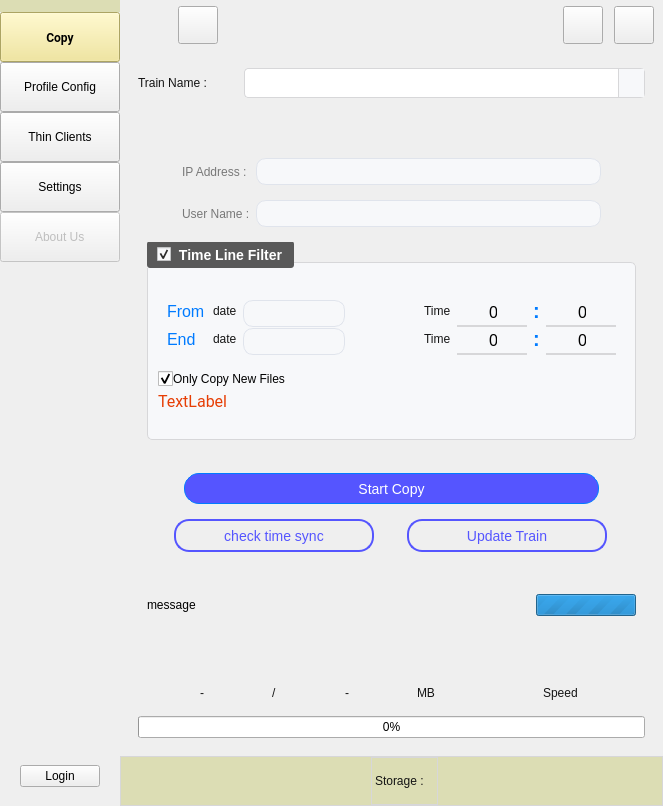
This is UIFiles/mainUI.ui in amirhossein-mlkz/railProject_imageCopy as Qt 5 draws it before an edit. The edited form follows.
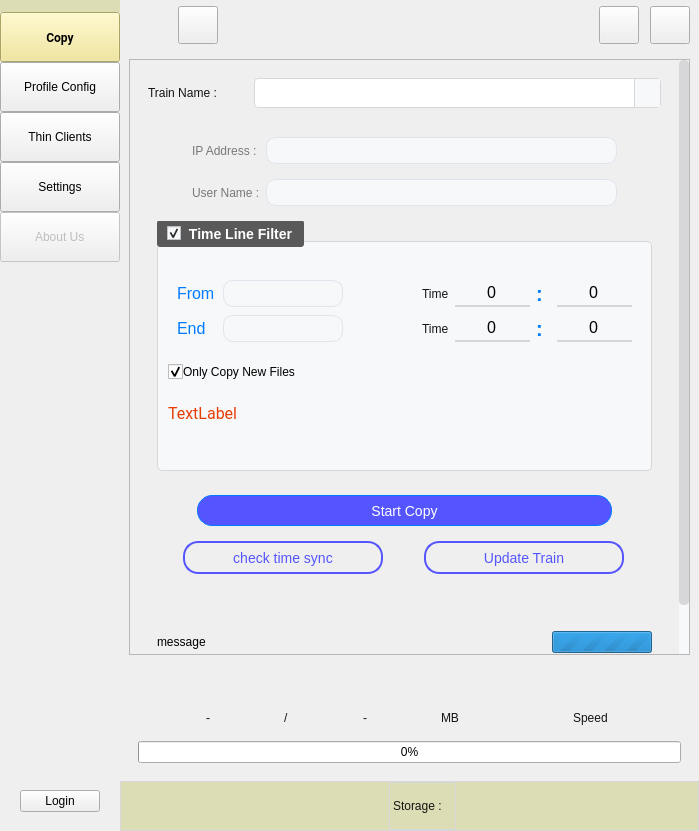
This is the edited form. Icons and pictures are not drawn. Custom widgets are drawn as their Qt base class.

Patch:
```diff
--- a/UIFiles/mainUI.ui
+++ b/UIFiles/mainUI.ui
@@ -9,8 +9,8 @@
    <rect>
     <x>0</x>
     <y>0</y>
-    <width>617</width>
-    <height>806</height>
+    <width>699</width>
+    <height>831</height>
    </rect>
   </property>
   <property name="sizePolicy">
@@ -27,7 +27,7 @@
   </property>
   <property name="maximumSize">
    <size>
-    <width>617</width>
+    <width>700</width>
     <height>16777215</height>
    </size>
   </property>
@@ -1437,6 +1437,27 @@
             <widget class="QWidget" name="copy">
              <layout class="QVBoxLayout" name="verticalLayout_2">
               <item>
+               <widget class="QScrollArea" name="scrollArea_2">
+                <property name="horizontalScrollBarPolicy">
+                 <enum>Qt::ScrollBarPolicy::ScrollBarAlwaysOff</enum>
+                </property>
+                <property name="widgetResizable">
+                 <bool>true</bool>
+                </property>
+                <widget class="QWidget" name="scrollAreaWidgetContents">
+                 <property name="geometry">
+                  <rect>
+                   <x>0</x>
+                   <y>0</y>
+                   <width>549</width>
+                   <height>651</height>
+                  </rect>
+                 </property>
+                 <layout class="QVBoxLayout" name="verticalLayout_17">
+                  <property name="rightMargin">
+                   <number>9</number>
+                  </property>
+                  <item>
                <widget class="QFrame" name="frame_56">
                 <property name="sizePolicy">
                  <sizepolicy hsizetype="Preferred" vsizetype="Maximum">
@@ -1474,25 +1495,6 @@
                 </layout>
                </widget>
               </item>
-              <item alignment="Qt::AlignHCenter">
-               <widget class="QLabel" name="lbl_ip_error">
-                <property name="minimumSize">
-                 <size>
-                  <width>0</width>
-                  <height>25</height>
-                 </size>
-                </property>
-                <property name="maximumSize">
-                 <size>
-                  <width>16777215</width>
-                  <height>25</height>
-                 </size>
-                </property>
-                <property name="text">
-                 <string/>
-                </property>
-               </widget>
-              </item>
               <item>
                <widget class="QFrame" name="frame_13">
                 <property name="frameShape">
@@ -1645,7 +1647,7 @@
                       <property name="minimumSize">
                        <size>
                         <width>0</width>
-                        <height>160</height>
+                            <height>250</height>
                        </size>
                       </property>
                       <property name="title">
@@ -1703,69 +1705,20 @@
                              <property name="bottomMargin">
                               <number>9</number>
                              </property>
-                             <item row="0" column="7">
-                              <widget class="QLabel" name="label_8">
-                               <property name="enabled">
-                                <bool>true</bool>
-                               </property>
-                               <property name="styleSheet">
-                                <string notr="true">QLabel{
-	font-weight:bold;
-	font-size:20px;
-	color:rgb(0, 123, 255);
-}
-
-QLabel:disabled{
-	font-weight:bold;
-	font-size:20px;
-	color:rgb(177, 177, 177);
-}</string>
-                               </property>
-                               <property name="text">
-                                <string>:</string>
-                               </property>
-                              </widget>
-                             </item>
-                             <item row="1" column="0">
-                              <widget class="QLabel" name="label_30">
-                               <property name="minimumSize">
+                                 <item row="0" column="5">
+                                  <widget class="timeSpinBox" name="start_time_hour">
+                                   <property name="maximumSize">
                                 <size>
-                                 <width>40</width>
-                                 <height>0</height>
-                                </size>
-                               </property>
-                               <property name="styleSheet">
-                                <string notr="true">QLabel{
-	font-size:16px;
-	color:rgb(0, 123, 255);
-}
-
-QLabel:disabled{
-	font-weight:bold;
-	font-size:20px;
-	color:rgb(177, 177, 177);
-}</string>
-                               </property>
-                               <property name="text">
-                                <string>End</string>
-                               </property>
-                              </widget>
-                             </item>
-                             <item row="1" column="1">
-                              <widget class="QLabel" name="label_7">
-                               <property name="text">
-                                <string>date</string>
-                               </property>
-                              </widget>
-                             </item>
-                             <item row="0" column="8">
-                              <widget class="timeSpinBox" name="start_time_minute">
+                                     <width>75</width>
+                                     <height>16777215</height>
+                                    </size>
+                                   </property>
                                <property name="maximum">
-                                <number>59</number>
+                                    <number>23</number>
                                </property>
                               </widget>
                              </item>
-                             <item row="1" column="3">
+                                 <item row="1" column="2">
                               <widget class="QPushButton" name="end_calendar_btn">
                                <property name="minimumSize">
                                 <size>
@@ -1801,7 +1754,7 @@
                                </property>
                               </widget>
                              </item>
-                             <item row="0" column="3">
+                                 <item row="0" column="2">
                               <widget class="QPushButton" name="start_calendar_btn">
                                <property name="enabled">
                                 <bool>true</bool>
@@ -1852,6 +1805,65 @@
                                </property>
                               </widget>
                              </item>
+                                 <item row="1" column="6">
+                                  <widget class="QLabel" name="label_31">
+                                   <property name="enabled">
+                                    <bool>true</bool>
+                                   </property>
+                                   <property name="styleSheet">
+                                    <string notr="true">QLabel{
+	font-weight:bold;
+	font-size:20px;
+	color:rgb(0, 123, 255);
+}
+
+QLabel:disabled{
+	font-weight:bold;
+	font-size:20px;
+	color:rgb(177, 177, 177);
+}</string>
+                                   </property>
+                                   <property name="text">
+                                    <string>:</string>
+                                   </property>
+                                  </widget>
+                                 </item>
+                                 <item row="0" column="7">
+                                  <widget class="timeSpinBox" name="start_time_minute">
+                                   <property name="maximumSize">
+                                    <size>
+                                     <width>75</width>
+                                     <height>16777215</height>
+                                    </size>
+                                   </property>
+                                   <property name="maximum">
+                                    <number>59</number>
+                                   </property>
+                                  </widget>
+                                 </item>
+                                 <item row="0" column="6">
+                                  <widget class="QLabel" name="label_8">
+                                   <property name="enabled">
+                                    <bool>true</bool>
+                                   </property>
+                                   <property name="styleSheet">
+                                    <string notr="true">QLabel{
+	font-weight:bold;
+	font-size:20px;
+	color:rgb(0, 123, 255);
+}
+
+QLabel:disabled{
+	font-weight:bold;
+	font-size:20px;
+	color:rgb(177, 177, 177);
+}</string>
+                                   </property>
+                                   <property name="text">
+                                    <string>:</string>
+                                   </property>
+                                  </widget>
+                                 </item>
                              <item row="0" column="0">
                               <widget class="QLabel" name="label_10">
                                <property name="minimumSize">
@@ -1877,7 +1889,7 @@
                                </property>
                               </widget>
                              </item>
-                             <item row="1" column="2">
+                                 <item row="1" column="1">
                               <widget class="QLineEdit" name="end_date">
                                <property name="minimumSize">
                                 <size>
@@ -1896,107 +1908,88 @@
                                </property>
                               </widget>
                              </item>
-                             <item row="1" column="6">
-                              <widget class="timeSpinBox" name="end_time_hour">
-                               <property name="maximum">
-                                <number>23</number>
-                               </property>
-                              </widget>
-                             </item>
-                             <item row="0" column="2">
-                              <widget class="QLineEdit" name="start_date">
-                               <property name="minimumSize">
-                                <size>
-                                 <width>102</width>
-                                 <height>27</height>
-                                </size>
-                               </property>
-                               <property name="maximumSize">
-                                <size>
-                                 <width>120</width>
-                                 <height>16777215</height>
-                                </size>
-                               </property>
-                               <property name="readOnly">
-                                <bool>true</bool>
-                               </property>
-                              </widget>
-                             </item>
-                             <item row="0" column="5">
+                                 <item row="0" column="4">
                               <widget class="QLabel" name="label_32">
                                <property name="text">
                                 <string>Time</string>
                                </property>
                               </widget>
                              </item>
-                             <item row="0" column="6">
-                              <widget class="timeSpinBox" name="start_time_hour">
-                               <property name="maximum">
-                                <number>23</number>
-                               </property>
-                              </widget>
+                                 <item row="1" column="3">
+                                  <spacer name="horizontalSpacer_8">
+                                   <property name="orientation">
+                                    <enum>Qt::Orientation::Vertical</enum>
+                                   </property>
+                                   <property name="sizeType">
+                                    <enum>QSizePolicy::Policy::Fixed</enum>
+                                   </property>
+                                   <property name="sizeHint" stdset="0">
+                                    <size>
+                                     <width>38</width>
+                                     <height>20</height>
+                                    </size>
+                                   </property>
+                                  </spacer>
                              </item>
                              <item row="1" column="5">
+                                  <widget class="timeSpinBox" name="end_time_hour">
+                                   <property name="maximumSize">
+                                    <size>
+                                     <width>75</width>
+                                     <height>16777215</height>
+                                    </size>
+                                   </property>
+                                   <property name="maximum">
+                                    <number>23</number>
+                                   </property>
+                                  </widget>
+                                 </item>
+                                 <item row="1" column="0">
+                                  <widget class="QLabel" name="label_30">
+                                   <property name="minimumSize">
+                                    <size>
+                                     <width>40</width>
+                                     <height>0</height>
+                                    </size>
+                                   </property>
+                                   <property name="styleSheet">
+                                    <string notr="true">QLabel{
+	font-size:16px;
+	color:rgb(0, 123, 255);
+}
+
+QLabel:disabled{
+	font-weight:bold;
+	font-size:20px;
+	color:rgb(177, 177, 177);
+}</string>
+                                   </property>
+                                   <property name="text">
+                                    <string>End</string>
+                                   </property>
+                                  </widget>
+                                 </item>
+                                 <item row="1" column="4">
                               <widget class="QLabel" name="label_34">
                                <property name="text">
                                 <string>Time</string>
                                </property>
                               </widget>
                              </item>
-                             <item row="1" column="8">
-                              <widget class="timeSpinBox" name="end_time_minute">
-                               <property name="maximum">
-                                <number>59</number>
-                               </property>
-                              </widget>
-                             </item>
-                             <item row="0" column="1">
-                              <widget class="QLabel" name="label_6">
-                               <property name="text">
-                                <string>date</string>
-                               </property>
-                              </widget>
-                             </item>
                              <item row="1" column="7">
-                              <widget class="QLabel" name="label_31">
-                               <property name="enabled">
-                                <bool>true</bool>
-                               </property>
-                               <property name="styleSheet">
-                                <string notr="true">QLabel{
-	font-weight:bold;
-	font-size:20px;
-	color:rgb(0, 123, 255);
-}
-
-QLabel:disabled{
-	font-weight:bold;
-	font-size:20px;
-	color:rgb(177, 177, 177);
-}</string>
-                               </property>
-                               <property name="text">
-                                <string>:</string>
-                               </property>
-                              </widget>
-                             </item>
-                             <item row="1" column="4">
-                              <spacer name="horizontalSpacer_8">
-                               <property name="orientation">
-                                <enum>Qt::Vertical</enum>
-                               </property>
-                               <property name="sizeType">
-                                <enum>QSizePolicy::Fixed</enum>
-                               </property>
-                               <property name="sizeHint" stdset="0">
+                                  <widget class="timeSpinBox" name="end_time_minute">
+                                   <property name="maximumSize">
                                 <size>
-                                 <width>38</width>
-                                 <height>20</height>
-                                </size>
-                               </property>
-                              </spacer>
-                             </item>
-                             <item row="0" column="4">
+                                     <width>75</width>
+                                     <height>16777215</height>
+                                    </size>
+                                   </property>
+                                   <property name="maximum">
+                                    <number>59</number>
+                                   </property>
+                                  </widget>
+                                 </item>
+                                 <item row="0" column="3">
                               <spacer name="horizontalSpacer_7">
                                <property name="orientation">
                                 <enum>Qt::Vertical</enum>
@@ -2012,6 +2005,25 @@
                                </property>
                               </spacer>
                              </item>
+                                 <item row="0" column="1">
+                                  <widget class="QLineEdit" name="start_date">
+                                   <property name="minimumSize">
+                                    <size>
+                                     <width>102</width>
+                                     <height>27</height>
+                                    </size>
+                                   </property>
+                                   <property name="maximumSize">
+                                    <size>
+                                     <width>120</width>
+                                     <height>16777215</height>
+                                    </size>
+                                   </property>
+                                   <property name="readOnly">
+                                    <bool>true</bool>
+                                   </property>
+                                  </widget>
+                                 </item>
                             </layout>
                            </widget>
                           </item>
@@ -2041,7 +2053,6 @@
                              <font>
                               <family>Roboto</family>
                               <pointsize>12</pointsize>
-                              <weight>50</weight>
                               <italic>false</italic>
                               <bold>false</bold>
                              </font>
@@ -2066,22 +2077,7 @@
                 </layout>
                </widget>
               </item>
-              <item>
-               <widget class="QFrame" name="frame_24">
-                <property name="maximumSize">
-                 <size>
-                  <width>16777215</width>
-                  <height>110</height>
-                 </size>
-                </property>
-                <property name="frameShape">
-                 <enum>QFrame::NoFrame</enum>
-                </property>
-                <property name="frameShadow">
-                 <enum>QFrame::Raised</enum>
-                </property>
-                <layout class="QVBoxLayout" name="verticalLayout_13">
-                 <item alignment="Qt::AlignHCenter">
+                  <item alignment="Qt::AlignmentFlag::AlignHCenter">
                   <widget class="QPushButton" name="copy_button">
                    <property name="enabled">
                     <bool>true</bool>
@@ -2221,7 +2217,21 @@
                    </layout>
                   </widget>
                  </item>
-                </layout>
+                  <item>
+                   <widget class="QFrame" name="frame_24">
+                    <property name="maximumSize">
+                     <size>
+                      <width>16777215</width>
+                      <height>110</height>
+                     </size>
+                    </property>
+                    <property name="frameShape">
+                     <enum>QFrame::Shape::NoFrame</enum>
+                    </property>
+                    <property name="frameShadow">
+                     <enum>QFrame::Shadow::Raised</enum>
+                    </property>
+                    <layout class="QVBoxLayout" name="verticalLayout_13"/>
                </widget>
               </item>
               <item>
@@ -2333,7 +2343,6 @@
                     <font>
                      <family>Roboto</family>
                      <pointsize>-1</pointsize>
-                     <weight>50</weight>
                      <italic>false</italic>
                      <bold>false</bold>
                     </font>
@@ -2354,6 +2363,29 @@
                 </layout>
                </widget>
               </item>
+                 </layout>
+                </widget>
+               </widget>
+              </item>
+              <item alignment="Qt::AlignmentFlag::AlignHCenter">
+               <widget class="QLabel" name="lbl_ip_error">
+                <property name="minimumSize">
+                 <size>
+                  <width>0</width>
+                  <height>25</height>
+                 </size>
+                </property>
+                <property name="maximumSize">
+                 <size>
+                  <width>16777215</width>
+                  <height>25</height>
+                 </size>
+                </property>
+                <property name="text">
+                 <string/>
+                </property>
+               </widget>
+              </item>
               <item>
                <widget class="QFrame" name="frame_5">
                 <property name="minimumSize">
```
Left out of the diff: 215 changed lines with no effect on the pictures. Lines whose indentation alone changed are shown as unchanged.
